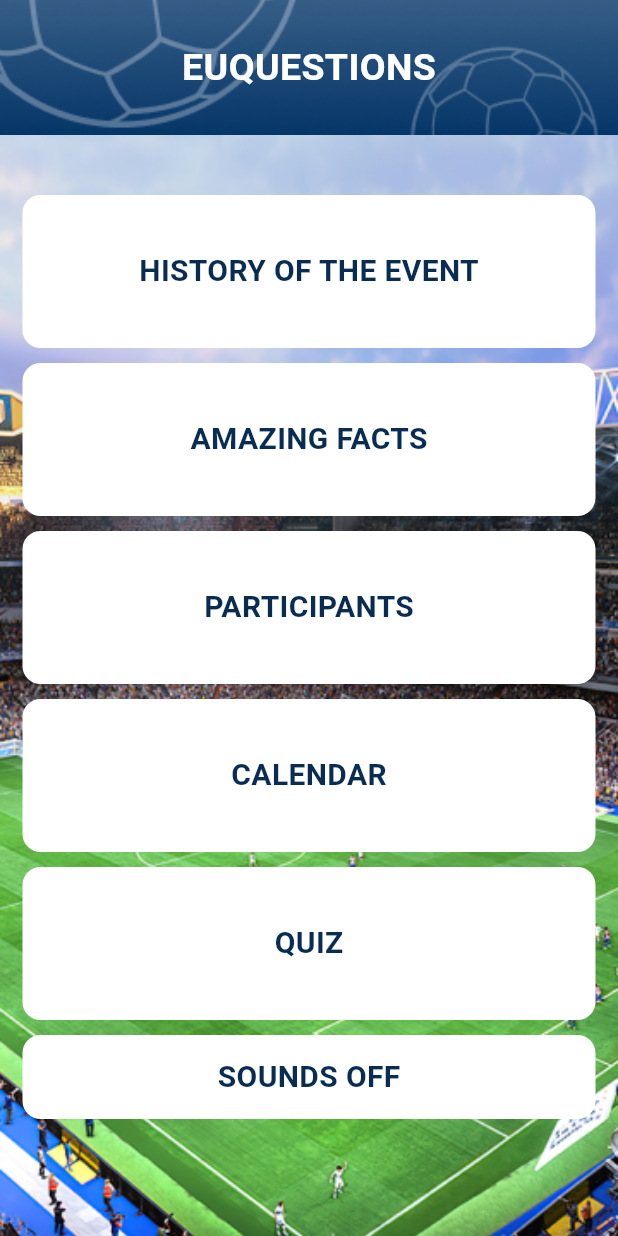
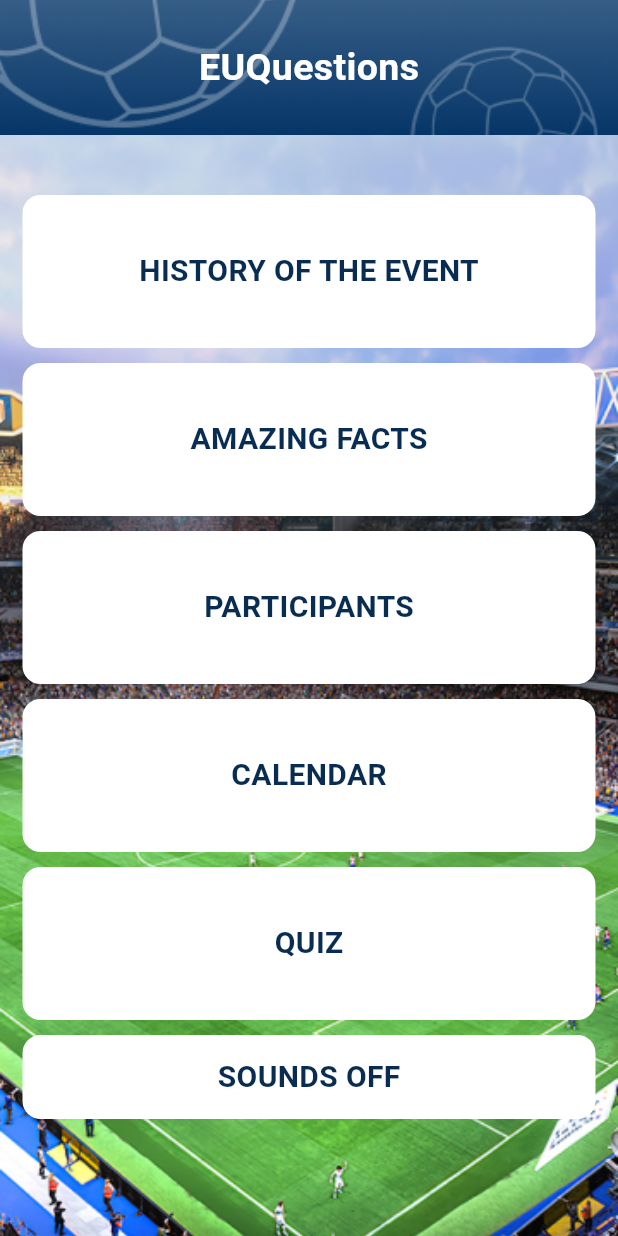
Before and after one commit to Mekdim12/Sport-Events-Game-Mobile-App, a Flutter app: the screen it shows after launch, on a phone screen of 412 x 824 dp. Run offline on Flutter 3.47's test engine with Material 3 defaults, Android fonts, the phone set to English and light mode, and no system bars.

Commit message:
feat: Add HeaderWidgetLabelOnly and HeaderWidgetWithButton components

```diff
--- a/lib/components/nav_bar_header_label_only.dart
+++ b/lib/components/nav_bar_header_label_only.dart
@@ -1,11 +1,41 @@
-import 'package:flutter/cupertino.dart';
+import 'package:flutter/material.dart';
 
 class HeaderWidgetLabelOnly extends StatelessWidget {
+  final pageTitle;
 
-  const HeaderWidgetLabelOnly(List z, {super.key});
+  const HeaderWidgetLabelOnly(this.pageTitle);
+
 
   @override
   Widget build(BuildContext context) {
-    return const Placeholder();
+    final double screenWidth = MediaQuery.of(context).size.width;
+    return Positioned(
+      top: 0,
+      left: 0,
+      child: Container(
+        width: screenWidth,
+        height: 90,
+        decoration: const BoxDecoration(
+          image: DecorationImage(
+            image: AssetImage('assets/images/nav_bar_image.png'),
+            fit: BoxFit.cover,
+          ),
+        ),
+        child: Row(
+          mainAxisAlignment: MainAxisAlignment.center,
+          crossAxisAlignment: CrossAxisAlignment.center,
+          children: [
+            Text(
+              pageTitle,
+              style:const TextStyle(
+                color: Colors.white,
+                fontSize: 25,
+                fontWeight: FontWeight.bold,
+              ),
+            ),
+          ],
+        ),
+      ),
+    );
   }
 }
--- a/lib/screens/home_screen.dart
+++ b/lib/screens/home_screen.dart
@@ -1,4 +1,5 @@
 import 'package:flutter/material.dart';
+import '../components/nav_bar_header_label_only.dart';
 
 class HomePageWidget extends StatefulWidget {
   const HomePageWidget({super.key});
@@ -27,34 +28,7 @@ class _HomePageWidgetState extends State<HomePageWidget> {
               ),
             ),
           ),
-          Positioned(
-            top: 0,
-            left: 0,
-            child: Container(
-              width: screenWidth,
-              height: 90,
-              decoration: const BoxDecoration(
-                image: DecorationImage(
-                  image: AssetImage('assets/images/nav_bar_image.png'),
-                  fit: BoxFit.cover,
-                ),
-              ),
-              child: const Row(
-                mainAxisAlignment: MainAxisAlignment.center,
-                crossAxisAlignment: CrossAxisAlignment.center,
-                children: [
-                  Text(
-                    "EUQUESTIONS",
-                    style: TextStyle(
-                      color: Colors.white,
-                      fontSize: 25,
-                      fontWeight: FontWeight.bold,
-                    ),
-                  ),
-                ],
-              ),
-            ),
-          ),
+          const HeaderWidgetLabelOnly('EUQuestions'),
           Padding(
             padding: const EdgeInsets.only(top: 130),
             child: SingleChildScrollView(
```
Also changed, not shown: lib/components/nav_bar_header_with_button.dart (+43 -2 lines).
